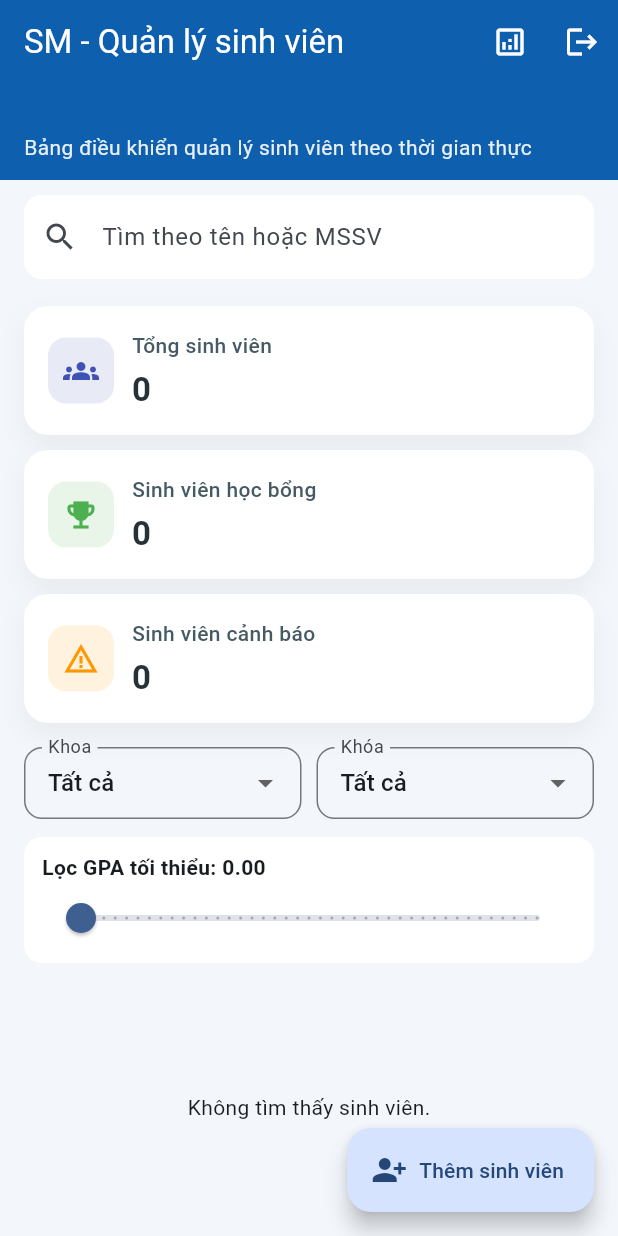
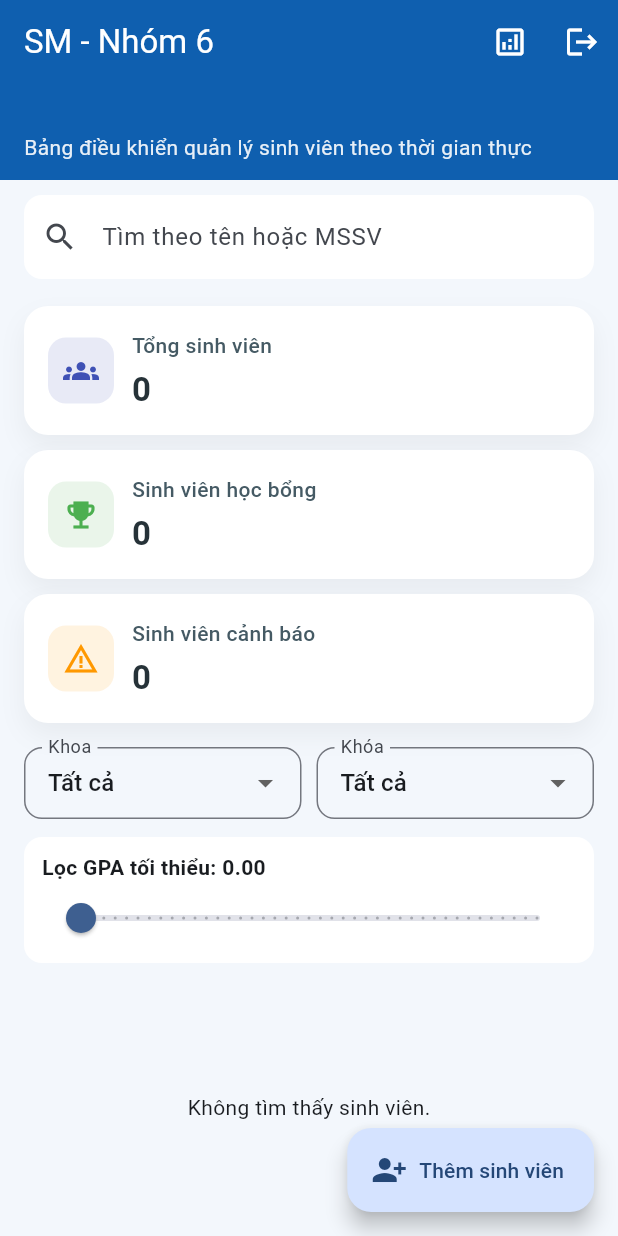
Before and after one commit to codecuatai/TH5_FINAL_PROJECT_STUDENT_MANAGER, a Flutter app: the screen it shows once a user with an empty profile is signed in, on a phone screen of 412 x 824 dp. Run offline on Flutter 3.47's test engine with Material 3 defaults, Android fonts, the phone set to English and light mode, and no system bars; our stand-ins replace cloud_firestore, firebase_auth, firebase_core, fl_chart, flutter_slidable; accounts and stored records are empty.

Commit message:
update name group

```diff
--- a/lib/utils/app_constants.dart
+++ b/lib/utils/app_constants.dart
@@ -1,7 +1,7 @@
 class AppConstants {
   const AppConstants._();
 
-  static const String appTitle = 'SM - Quản lý sinh viên';
+  static const String appTitle = 'SM - Nhóm 6';
   static const String filterAll = 'Tất cả';
 
   static const List<String> faculties = <String>[
```
Also changed, not shown: 1 other file.
